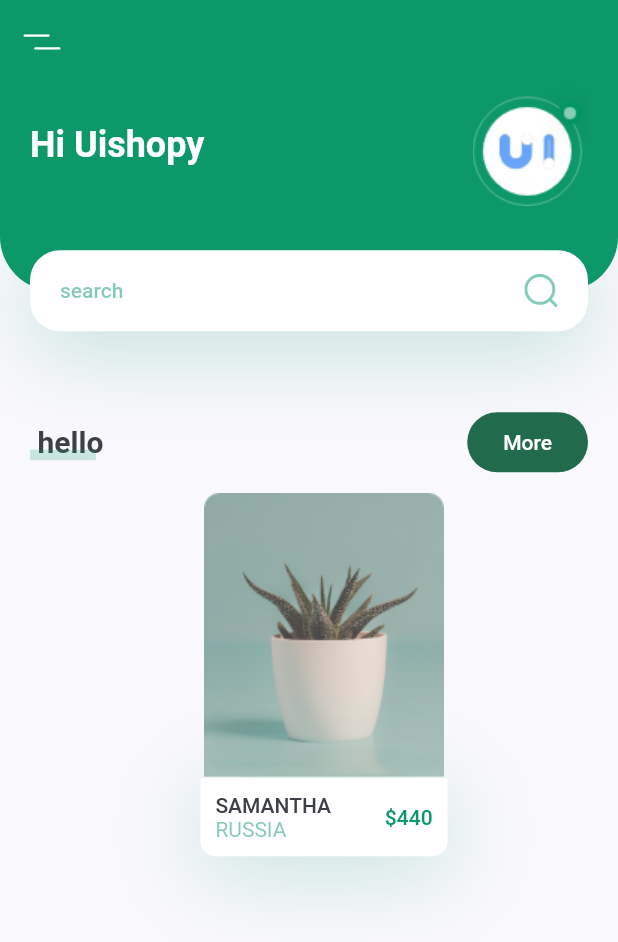
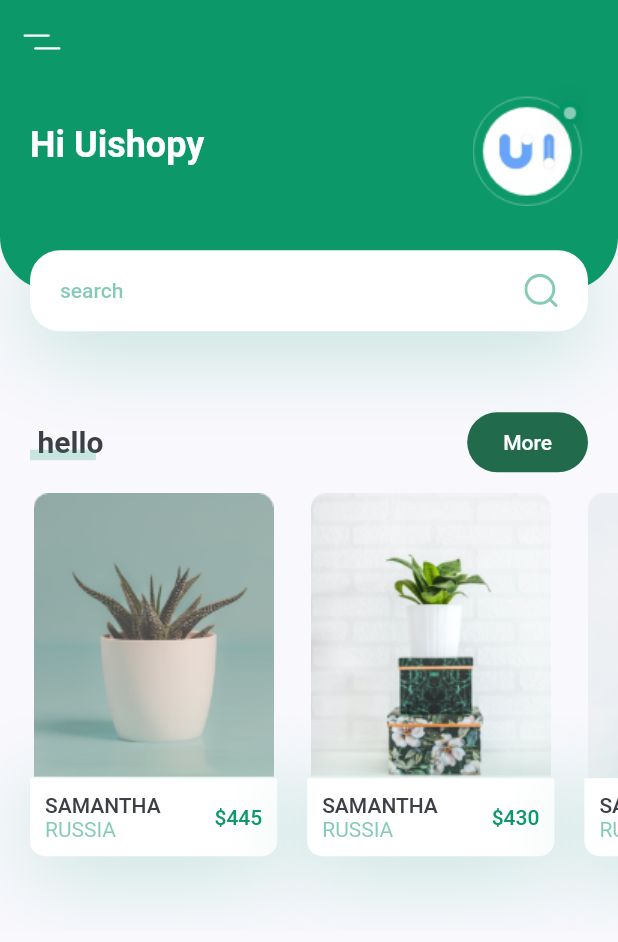
Before and after one commit to yuyang545262477/flutter_clone_platApp, a Flutter app: the screen it shows after launch, on a phone screen of 412 x 824 dp. Shown: the top 942 px of the screen. Run offline on Flutter 3.47's test engine with Material 2 defaults, Android fonts, the phone set to English and light mode, and no system bars; our stand-ins replace flutter_svg.

```diff
--- a/lib/screens/home/components/body.dart
+++ b/lib/screens/home/components/body.dart
@@ -20,14 +20,39 @@ class Body extends StatelessWidget {
               print('TitleWithMoreButton');
             },
           ),
+          SingleChildScrollView(
+            scrollDirection: Axis.horizontal,
+            child: Row(
+              children: [
                 RecomendPlantCard(
                   image: "assets/images/image_1.png",
                   country: "russia",
                   title: "samantha",
-            price: 440,
+                  price: 445,
                   press: () {
                     print('RecomendPlantCard');
                   },
+                ),
+                RecomendPlantCard(
+                  image: "assets/images/image_2.png",
+                  country: "russia",
+                  title: "samantha",
+                  price: 430,
+                  press: () {
+                    print('RecomendPlantCard');
+                  },
+                ),
+                RecomendPlantCard(
+                  image: "assets/images/image_3.png",
+                  country: "russia",
+                  title: "samantha",
+                  price: 420,
+                  press: () {
+                    print('RecomendPlantCard');
+                  },
+                ),
+              ],
+            ),
           ),
         ],
       ),
```
Lines whose indentation alone changed are shown as unchanged.
